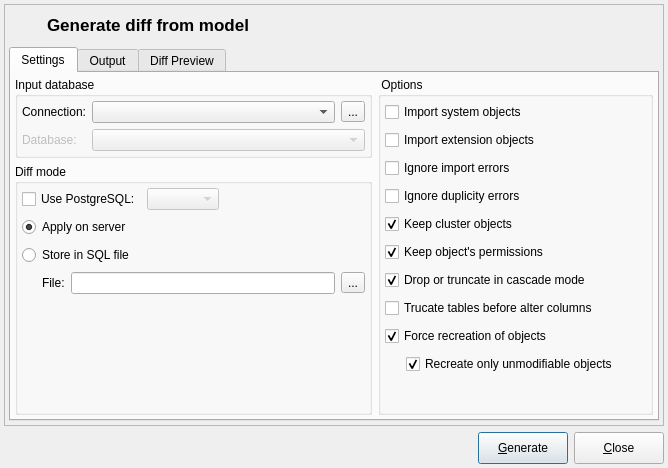
The window that libpgmodeler_ui/ui/modeldatabasediffform.ui (pgmodeler/pgmodeler) describes before a commit, drawn with Qt 5.
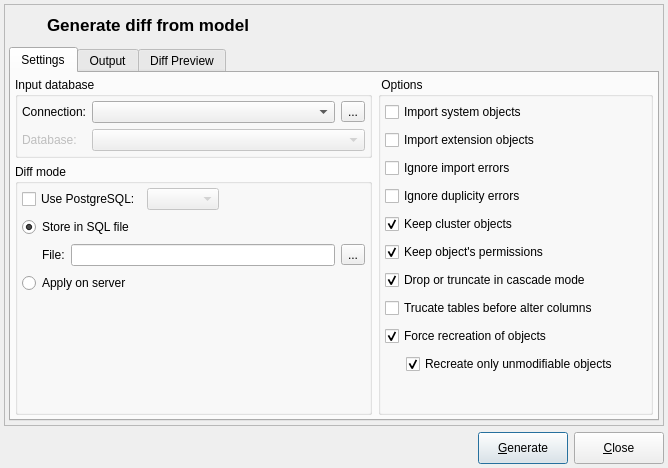
The same window after the commit. Icons and pictures are not drawn.

The edit to the form file:
```diff
--- a/libpgmodeler_ui/ui/modeldatabasediffform.ui
+++ b/libpgmodeler_ui/ui/modeldatabasediffform.ui
@@ -849,73 +849,6 @@
                </item>
               </layout>
              </item>
-             <item>
-              <layout class="QHBoxLayout" name="horizontalLayout_8">
-               <item>
-                <widget class="QRadioButton" name="apply_on_server_rb">
-                 <property name="enabled">
-                  <bool>true</bool>
-                 </property>
-                 <property name="sizePolicy">
-                  <sizepolicy hsizetype="Fixed" vsizetype="Fixed">
-                   <horstretch>0</horstretch>
-                   <verstretch>0</verstretch>
-                  </sizepolicy>
-                 </property>
-                 <property name="minimumSize">
-                  <size>
-                   <width>125</width>
-                   <height>0</height>
-                  </size>
-                 </property>
-                 <property name="statusTip">
-                  <string>Compares the model and the input database generating a diff and applying it directly to the latter. &lt;strong&gt;WARNING:&lt;/strong&gt; this mode causes irreversible changes on the database and in case of failure the original structure is not restored, so make sure to have a backup before proceed.</string>
-                 </property>
-                 <property name="text">
-                  <string>Apply on server</string>
-                 </property>
-                 <property name="checked">
-                  <bool>true</bool>
-                 </property>
-                </widget>
-               </item>
-               <item>
-                <widget class="QWidget" name="apply_on_server_hint" native="true">
-                 <property name="sizePolicy">
-                  <sizepolicy hsizetype="Fixed" vsizetype="Fixed">
-                   <horstretch>0</horstretch>
-                   <verstretch>0</verstretch>
-                  </sizepolicy>
-                 </property>
-                 <property name="minimumSize">
-                  <size>
-                   <width>22</width>
-                   <height>22</height>
-                  </size>
-                 </property>
-                 <property name="maximumSize">
-                  <size>
-                   <width>22</width>
-                   <height>22</height>
-                  </size>
-                 </property>
-                </widget>
-               </item>
-               <item>
-                <spacer name="horizontalSpacer_3">
-                 <property name="orientation">
-                  <enum>Qt::Horizontal</enum>
-                 </property>
-                 <property name="sizeHint" stdset="0">
-                  <size>
-                   <width>40</width>
-                   <height>20</height>
-                  </size>
-                 </property>
-                </spacer>
-               </item>
-              </layout>
-             </item>
              <item>
               <layout class="QHBoxLayout" name="horizontalLayout_7">
                <item>
@@ -939,7 +872,7 @@
                   <string>Store in SQL file</string>
                  </property>
                  <property name="checked">
-                  <bool>false</bool>
+                  <bool>true</bool>
                  </property>
                 </widget>
                </item>
@@ -1071,6 +1004,73 @@
                </layout>
               </widget>
              </item>
+             <item>
+              <layout class="QHBoxLayout" name="horizontalLayout_8">
+               <item>
+                <widget class="QRadioButton" name="apply_on_server_rb">
+                 <property name="enabled">
+                  <bool>true</bool>
+                 </property>
+                 <property name="sizePolicy">
+                  <sizepolicy hsizetype="Fixed" vsizetype="Fixed">
+                   <horstretch>0</horstretch>
+                   <verstretch>0</verstretch>
+                  </sizepolicy>
+                 </property>
+                 <property name="minimumSize">
+                  <size>
+                   <width>125</width>
+                   <height>0</height>
+                  </size>
+                 </property>
+                 <property name="statusTip">
+                  <string>Compares the model and the input database generating a diff and applying it directly to the latter. &lt;strong&gt;WARNING:&lt;/strong&gt; this mode causes irreversible changes on the database and in case of failure the original structure is not restored, so make sure to have a backup before proceed.</string>
+                 </property>
+                 <property name="text">
+                  <string>Apply on server</string>
+                 </property>
+                 <property name="checked">
+                  <bool>false</bool>
+                 </property>
+                </widget>
+               </item>
+               <item>
+                <widget class="QWidget" name="apply_on_server_hint" native="true">
+                 <property name="sizePolicy">
+                  <sizepolicy hsizetype="Fixed" vsizetype="Fixed">
+                   <horstretch>0</horstretch>
+                   <verstretch>0</verstretch>
+                  </sizepolicy>
+                 </property>
+                 <property name="minimumSize">
+                  <size>
+                   <width>22</width>
+                   <height>22</height>
+                  </size>
+                 </property>
+                 <property name="maximumSize">
+                  <size>
+                   <width>22</width>
+                   <height>22</height>
+                  </size>
+                 </property>
+                </widget>
+               </item>
+               <item>
+                <spacer name="horizontalSpacer_3">
+                 <property name="orientation">
+                  <enum>Qt::Horizontal</enum>
+                 </property>
+                 <property name="sizeHint" stdset="0">
+                  <size>
+                   <width>40</width>
+                   <height>20</height>
+                  </size>
+                 </property>
+                </spacer>
+               </item>
+              </layout>
+             </item>
              <item>
               <spacer name="verticalSpacer_2">
                <property name="orientation">
```
